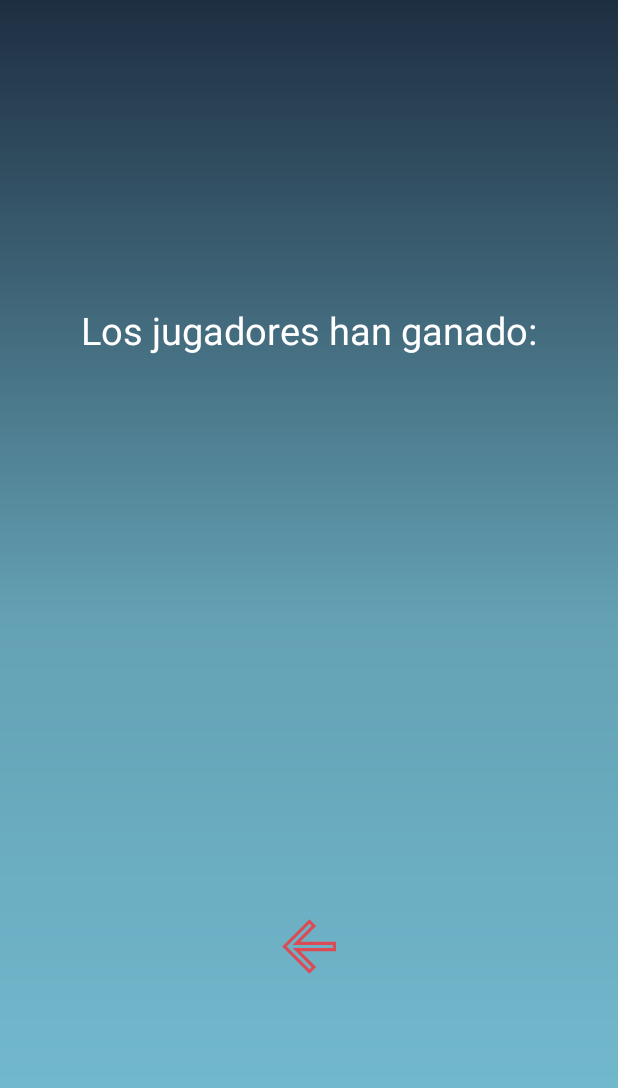
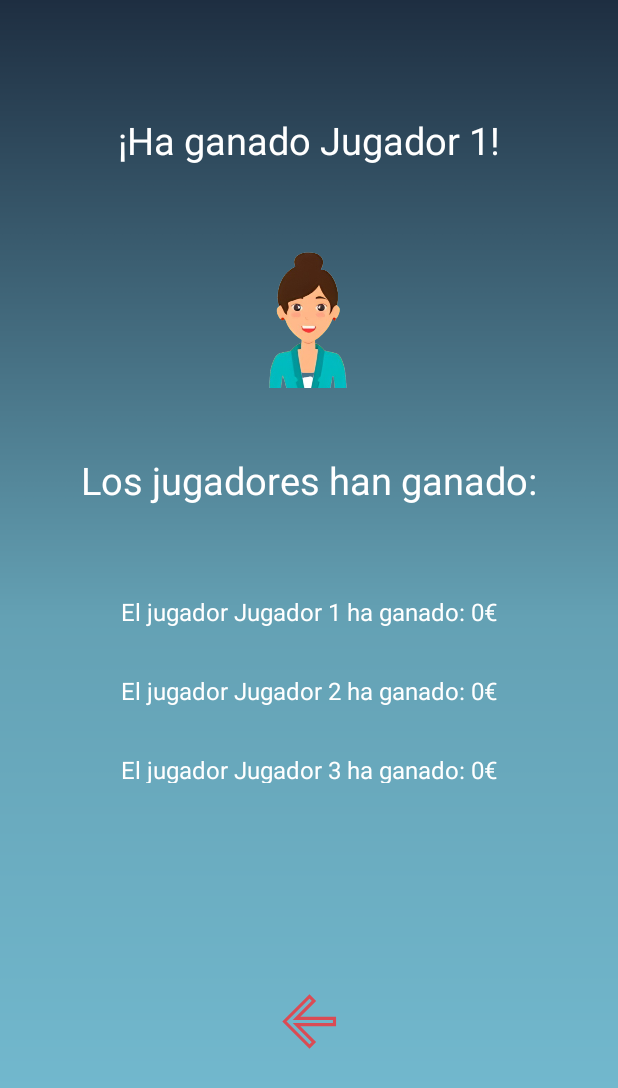
Before and after one commit to DanielBodVel/Ruleta_de_la_suerte, an Android app: the EndActivity screen opened directly, with no data from a screen before it, on a phone screen of 412 x 824 dp. Shown: the top 1088 px of the screen. Run offline under Robolectric (Android 15) with nearby library versions, the phone set to English and light mode, and no system bars.

Commit message:
Visualización de datos completa en EndActivity e insercción de la partida en la BDD comprobada

```diff
--- a/app/src/main/java/com/example/ruletadelasuerte/EndActivity.kt
+++ b/app/src/main/java/com/example/ruletadelasuerte/EndActivity.kt
@@ -7,6 +7,8 @@ import android.os.Bundle
 import android.view.WindowInsets
 import android.view.WindowInsetsController
 import android.widget.ImageButton
+import android.widget.ImageView
+import android.widget.TextView
 import android.widget.Toast
 import androidx.activity.enableEdgeToEdge
 import androidx.annotation.RequiresApi
@@ -27,23 +29,43 @@ class EndActivity : AppCompatActivity() {
 //    private var balance1: Int = 0
 //    private var balance2: Int = 0
 //    private var balance3: Int = 0
-//
-//    private lateinit var playerImage: ImageView
-//    private lateinit var playerName: TextView
-//    private lateinit var playerSale1: TextView
-//    private lateinit var playerSale2: TextView
-//    private lateinit var playerSale3: TextView
+
+    private lateinit var playerImage: ImageView
+    private lateinit var playerName: TextView
+    private lateinit var playerSale1: TextView
+    private lateinit var playerSale2: TextView
+    private lateinit var playerSale3: TextView
+
 
 
     //DATOS FAKE PARA BASE DE DATOS
-    private var nombreJugador1: String = "Daniel"
-    private var nombreJugador2: String = "Abel"
-    private var nombreJugador3: String = "David"
-    private var ganancia1: Int = 5000
-    private var ganancia2: Int = 200
-    private var ganancia3: Int = 800
+//    private var nombreJugador1: String = "Daniel"
+//    private var nombreJugador2: String = "Abel"
+//    private var nombreJugador3: String = "David"
+//    private var ganancia1: Int = 5000
+//    private var ganancia2: Int = 200
+//    private var ganancia3: Int = 800
 
     private val gameSaver = GameSaver(this)
+
+    private lateinit var nombreJugador1: String
+    private var ganancia1: Int = 0
+    private lateinit var jugador1Color: String
+    private var jugador1Imagen: Int = 0
+    private lateinit var nombreJugador2: String
+    private var ganancia2: Int = 0
+    private lateinit var jugador2Color: String
+    private var jugador2Imagen: Int = 0
+    private lateinit var nombreJugador3: String
+    private var ganancia3: Int = 0
+    private lateinit var jugador3Color: String
+    private var jugador3Imagen: Int = 0
+
+//    private lateinit var salePlayer1: TextView
+//    private lateinit var salePlayer2: TextView
+//    private lateinit var salePlayer3: TextView
+
+
 
 
     @SuppressLint("SetTextI18n")
@@ -62,6 +84,14 @@ class EndActivity : AppCompatActivity() {
             it.hide(WindowInsets.Type.statusBars())
             it.systemBarsBehavior = WindowInsetsController.BEHAVIOR_SHOW_TRANSIENT_BARS_BY_SWIPE
         }
+        playerName = findViewById(R.id.textWinner)
+        playerSale1 = findViewById(R.id.salePlayer1)
+        playerSale2 = findViewById(R.id.salePlayer2)
+        playerSale3 = findViewById(R.id.salePlayer3)
+        playerImage = findViewById(R.id.playerImageEnd)
+
+        inicializarJugadores()
+        mostrarDatosJugadores()
 
 //        val bundle = intent.extras
 //        if (bundle != null) {
@@ -78,48 +108,7 @@ class EndActivity : AppCompatActivity() {
 //            balance3 = bundle.getInt("balance3")
 //        }
 
-//        playerImage = findViewById(R.id.playerImageEnd)
-//        playerName = findViewById(R.id.textWinner)
-//        playerSale1 = findViewById(R.id.salePlayer1)
-//        playerSale2 = findViewById(R.id.salePlayer2)
-//        playerSale3 = findViewById(R.id.salePlayer3)
-//
-//        if (balance1 > balance2) {
-//            if (balance1 > balance3) {
-//                //Personaje 1
-//                //val res = datosIn["aavatar1"]
-//                val resId = resources.getIdentifier(image1, "drawable", packageName)
-//                playerImage.setImageResource(resId)
-//
-//                playerName.text = "¡Ha ganado $name1 !"
-//                playerSale1.text = "El jugador $name1 ha ganado: $balance1€"
-//                playerSale2.text = "El jugador $name2 ha ganado: $balance2€"
-//                playerSale3.text = "El jugador $name3 ha ganado: $balance3€"
-//            } else {
-//                //Personaje 3
-//
-//                playerName.text = "¡Ha ganado $name3 !"
-//                playerSale1.text = "El jugador $name1 ha ganado: $balance1€"
-//                playerSale2.text = "El jugador $name2 ha ganado: $balance2€"
-//                playerSale3.text = "El jugador $name3 ha ganado: $balance3€"
-//            }
-//        } else {
-//            if (balance2 > balance3) {
-//                //Personaje 2
-//
-//                playerName.text = "¡Ha ganado $name2!"
-//                playerSale1.text = "El jugador $name1 ha ganado: $balance1€"
-//                playerSale2.text = "El jugador $name2 ha ganado: $balance2€"
-//                playerSale3.text = "El jugador $name3 ha ganado: $balance3€"
-//            } else {
-//                //Personaje 3
-//
-//                playerName.text = "¡Ha ganado $name3!"
-//                playerSale1.text = "El jugador $name1 ha ganado: $balance1€"
-//                playerSale2.text = "El jugador $name2 ha ganado: $balance2€"
-//                playerSale3.text = "El jugador $name3 ha ganado: $balance3€"
-//            }
-//        }
+
 
         findViewById<ImageButton>(R.id.imageButtonBack)?.setOnClickListener {
             val id = gameSaver.insertGame(nombreJugador1, ganancia1, nombreJugador2, ganancia2, nombreJugador3, ganancia3)
@@ -130,4 +119,43 @@ class EndActivity : AppCompatActivity() {
             startActivity(intent)
         }
     }
+
+    private fun inicializarJugadores() {
+        nombreJugador1 = intent.getStringExtra("jugador1Nombre") ?: "Jugador 1"
+        ganancia1 = intent.getIntExtra("saldo1Jugador", 0)
+        jugador1Color = intent.getStringExtra("jugador1Color") ?: "#FFFFFF"
+        jugador1Imagen = intent.getIntExtra("jugador1Imagen", R.drawable.mujer1)
+
+        nombreJugador2 = intent.getStringExtra("jugador2Nombre") ?: "Jugador 2"
+        ganancia2 = intent.getIntExtra("saldo2Jugador", 0)
+        jugador2Color = intent.getStringExtra("jugador2Color") ?: "#FFFFFF"
+        jugador2Imagen = intent.getIntExtra("jugador2Imagen", R.drawable.hombre1)
+
+        nombreJugador3 = intent.getStringExtra("jugador3Nombre") ?: "Jugador 3"
+        ganancia3 = intent.getIntExtra("saldo3Jugador", 0)
+        jugador3Color = intent.getStringExtra("jugador3Color") ?: "#FFFFFF"
+        jugador3Imagen = intent.getIntExtra("jugador3Imagen", R.drawable.mujer2)
+
+    }
+
+    private fun mostrarDatosJugadores() {
+        val maxBalance = maxOf(ganancia1, ganancia2, ganancia3)
+        when (maxBalance) {
+            ganancia1 -> {
+                playerImage.setImageResource(jugador1Imagen)
+                playerName.text = "¡Ha ganado $nombreJugador1!"
+            }
+            ganancia2 -> {
+                playerImage.setImageResource(jugador2Imagen)
+                playerName.text = "¡Ha ganado $nombreJugador2!"
+            }
+            ganancia3 -> {
+                playerImage.setImageResource(jugador3Imagen)
+                playerName.text = "¡Ha ganado $nombreJugador3!"
+            }
+        }
+        playerSale1.text = "El jugador $nombreJugador1 ha ganado: $ganancia1€"
+        playerSale2.text = "El jugador $nombreJugador2 ha ganado: $ganancia2€"
+        playerSale3.text = "El jugador $nombreJugador3 ha ganado: $ganancia3€"
+    }
 }
--- a/app/src/main/res/layout/activity_end.xml
+++ b/app/src/main/res/layout/activity_end.xml
@@ -22,8 +22,8 @@
 
     <ImageView
         android:id="@+id/playerImageEnd"
-        android:layout_width="wrap_content"
-        android:layout_height="wrap_content"
+        android:layout_width="100dp"
+        android:layout_height="100dp"
         android:layout_marginTop="48dp"
         android:contentDescription="@string/winUsu"
         app:layout_constraintEnd_toEndOf="parent"
--- a/app/src/main/res/values/strings.xml
+++ b/app/src/main/res/values/strings.xml
@@ -54,7 +54,7 @@
     <string name="letra_cancion2">Letra de una cancion</string>
     <string name="frase_letra_cancion2">EL VIENTO SUSURRA TU NOMBRE AL MAR</string>
     <string name="letra_cancion3">Letra de una cancion</string>
-    <string name="frase_letra_cancion3">BAILAMOS ENTRE LAS ESTRELLAS SIN MIEDO AL AMANECER</string>
+    <string name="frase_letra_cancion3">BAILAMOS SIN MIEDO AL AMANECER</string>
     <string name="descubrimiento_cientifico1">Descubrimiento cientifico</string>
     <string name="frase_descubrimiento_cientifico1">CREAN UN MATERIAL QUE SE REPARA SOLO</string>
     <string name="descubrimiento_cientifico2">Descubrimiento cientifico</string>
```
Also changed, not shown: 2 other files.
